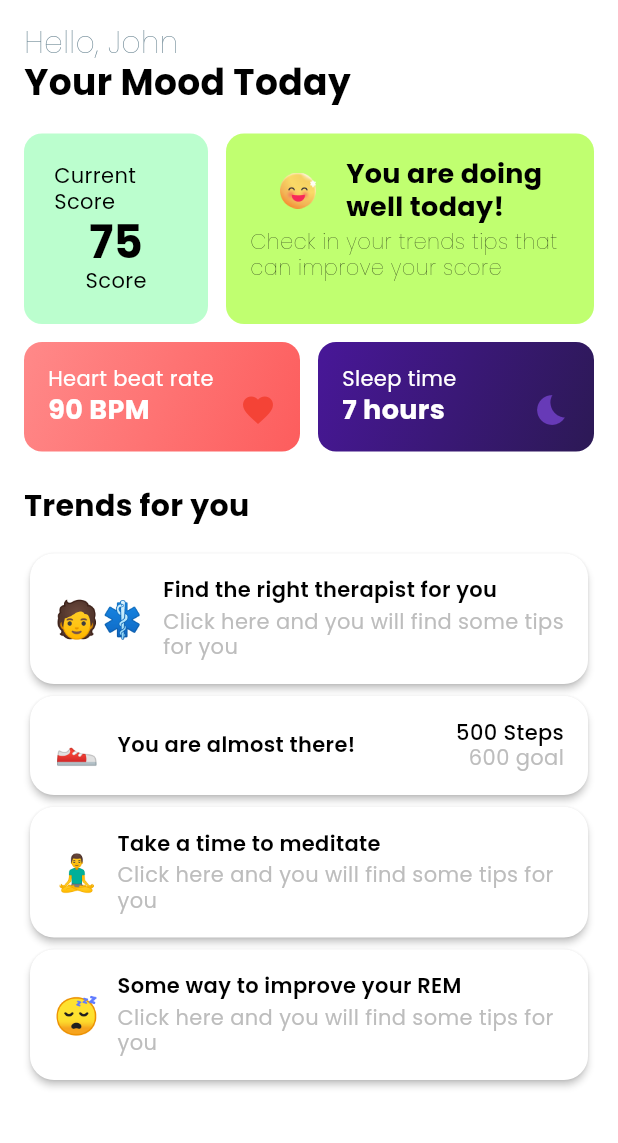
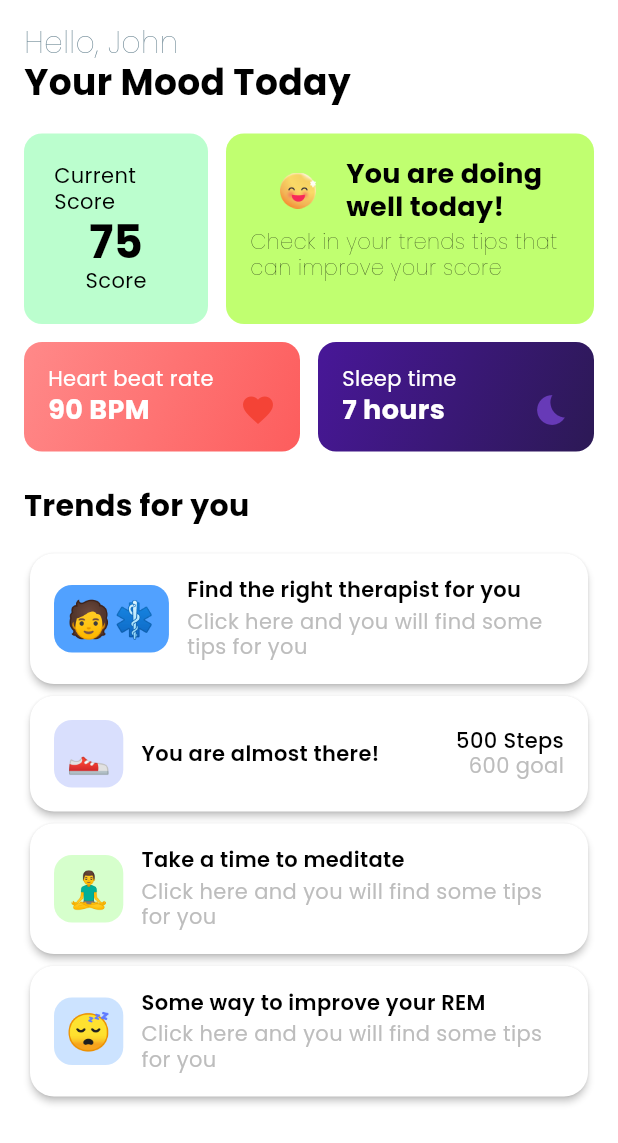
Before and after one commit to ViniOkamoto/mood-ai-workshop, a Flutter app: the RyanMoodTracker screen opened directly, on a phone screen of 412 x 824 dp. Shown: the top 1143 px of the screen. Run offline on Flutter 3.47's test engine with Material 3 defaults, Android fonts, the phone set to English and light mode, and no system bars; our stand-ins replace google_fonts.

Commit message:
fix: updated colours for emoji

```diff
--- a/lib/src/screens/ryan_mood_tracker.dart
+++ b/lib/src/screens/ryan_mood_tracker.dart
@@ -190,15 +190,21 @@ class RyanMoodTracker extends StatelessWidget {
                   borderRadius: BorderRadius.circular(16),
                 ),
                 child: InkWell(
-                  onTap: () {},
                   borderRadius: BorderRadius.circular(16),
                   child: Padding(
                       padding: const EdgeInsets.all(16),
                       child: Row(
                         children: [
-                        Text(
+                          Container(
+                            padding: EdgeInsets.all(8),
+                            decoration: BoxDecoration(
+                              color: Color(0xFF51A1FF),
+                              borderRadius: BorderRadius.circular(12),
+                            ),
+                            child: Text(
                               '🧑‍⚕️',
                               style: const TextStyle(fontSize: 24),
+                            ),
                           ),
                           const SizedBox(width: 12),
                           Expanded(
@@ -223,8 +229,7 @@ class RyanMoodTracker extends StatelessWidget {
                             ),
                           ),
                         ],
-                    ),
-                  ),
+                      )),
                 ),
               ),
               Card(
@@ -233,15 +238,21 @@ class RyanMoodTracker extends StatelessWidget {
                   borderRadius: BorderRadius.circular(16),
                 ),
                 child: InkWell(
-                  onTap: () {},
                   borderRadius: BorderRadius.circular(16),
                   child: Padding(
                     padding: const EdgeInsets.all(16),
                     child: Row(
                       children: [
-                        Text(
+                        Container(
+                          padding: EdgeInsets.all(8),
+                          decoration: BoxDecoration(
+                            color: Color(0xFFD9DFFD),
+                            borderRadius: BorderRadius.circular(12),
+                          ),
+                          child: Text(
                             '👟',
                             style: const TextStyle(fontSize: 24),
+                          ),
                         ),
                         const SizedBox(width: 12),
                         Expanded(
@@ -281,15 +292,21 @@ class RyanMoodTracker extends StatelessWidget {
                   borderRadius: BorderRadius.circular(16),
                 ),
                 child: InkWell(
-                  onTap: () {},
                   borderRadius: BorderRadius.circular(16),
                   child: Padding(
                     padding: const EdgeInsets.all(16),
                     child: Row(
                       children: [
-                        Text(
+                        Container(
+                          padding: EdgeInsets.all(8),
+                          decoration: BoxDecoration(
+                            color: Color(0xFFD6FFCC),
+                            borderRadius: BorderRadius.circular(12),
+                          ),
+                          child: Text(
                             '🧘‍♂️',
                             style: const TextStyle(fontSize: 24),
+                          ),
                         ),
                         const SizedBox(width: 12),
                         Expanded(
@@ -324,15 +341,21 @@ class RyanMoodTracker extends StatelessWidget {
                   borderRadius: BorderRadius.circular(16),
                 ),
                 child: InkWell(
-                  onTap: () {},
                   borderRadius: BorderRadius.circular(16),
                   child: Padding(
                     padding: const EdgeInsets.all(16),
                     child: Row(
                       children: [
-                        Text(
+                        Container(
+                          padding: EdgeInsets.all(8),
+                          decoration: BoxDecoration(
+                            color: Color(0xFFCCE3FF),
+                            borderRadius: BorderRadius.circular(12),
+                          ),
+                          child: Text(
                             '😴',
                             style: const TextStyle(fontSize: 24),
+                          ),
                         ),
                         const SizedBox(width: 12),
                         Expanded(
```
Lines whose indentation alone changed are shown as unchanged.
